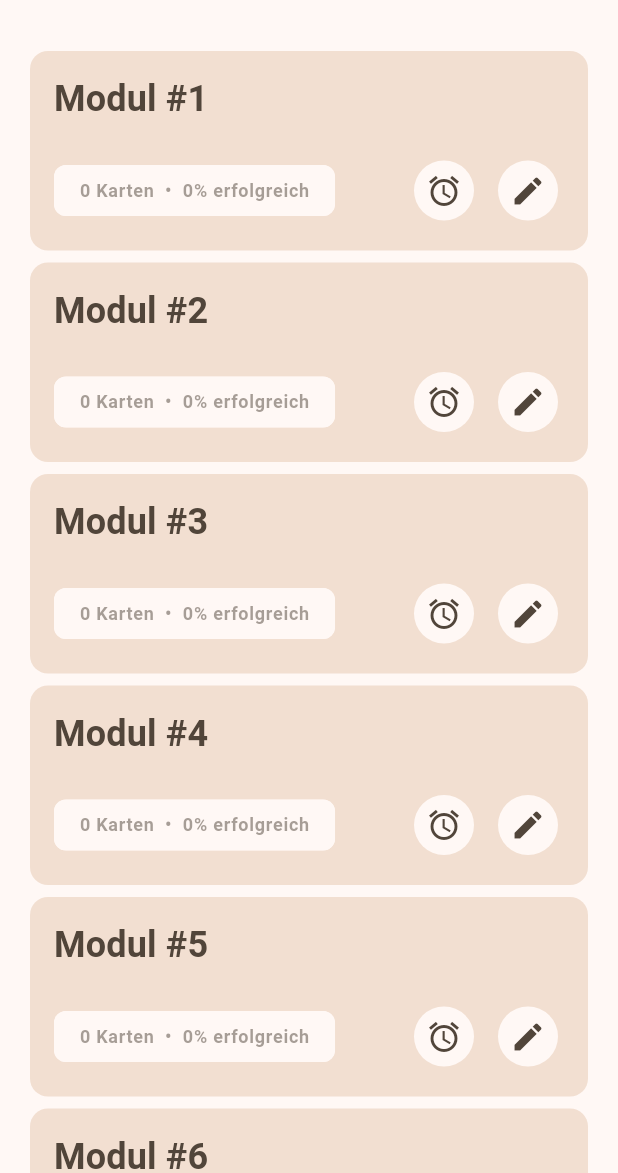
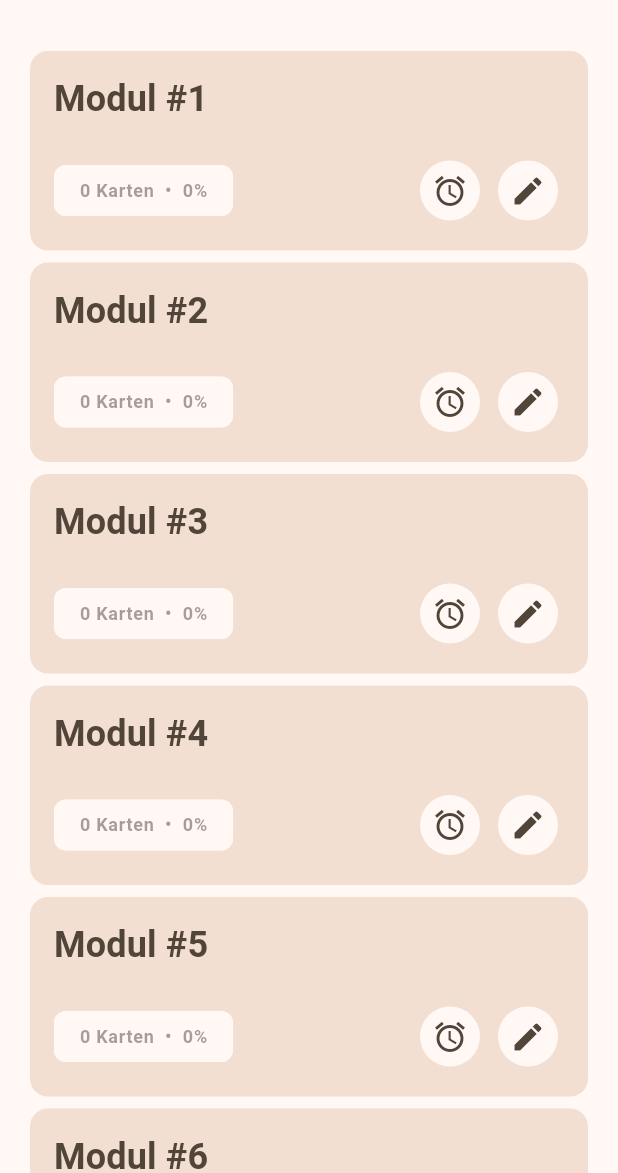
Before and after one commit to z3ttee/flutter-karteikarten-app, a Flutter app: the screen it shows after launch, on a phone screen of 412 x 824 dp, the part 63-1236 px from its top. Run offline on Flutter 3.47's test engine with Material 2 defaults, Android fonts, the phone set to English and light mode, and no system bars.

Commit message:
reduced used space

```diff
--- a/lib/widgets/moduleItemCard.dart
+++ b/lib/widgets/moduleItemCard.dart
@@ -64,7 +64,7 @@ class ModuleItemCard extends StatelessWidget {
             Row(
               children: [
                 Chip(
-                  label: const Text("0 Karten  •  0% erfolgreich"),
+                  label: const Text("0 Karten  •  0%"),
                   side: const BorderSide(color: Colors.transparent),
                   labelStyle: Theme.of(context).textTheme.labelMedium?.merge(TextStyle(
                     color: Theme.of(context).colorScheme.onSurfaceVariant.withAlpha(130),
@@ -80,7 +80,7 @@ class ModuleItemCard extends StatelessWidget {
                       mainAxisAlignment: MainAxisAlignment.end,
                       crossAxisAlignment: CrossAxisAlignment.center,
                       children: [
-                        Padding(padding: const EdgeInsets.only(left: 8), child: IconButton(
+                        Padding(padding: const EdgeInsets.only(left: 4), child: IconButton(
                           icon: const Icon(Icons.alarm),
                           onPressed: () {},
                           style: IconButton.styleFrom(
@@ -92,7 +92,7 @@ class ModuleItemCard extends StatelessWidget {
                             highlightColor: Theme.of(context).colorScheme.onSurfaceVariant.withOpacity(0.12),
                           ),
                         ),),
-                        Padding(padding: const EdgeInsets.only(left: 8), child: IconButton(
+                        Padding(padding: const EdgeInsets.only(left: 4), child: IconButton(
                           icon: const Icon(Icons.edit),
                           onPressed: () {},
                           style: IconButton.styleFrom(
```
